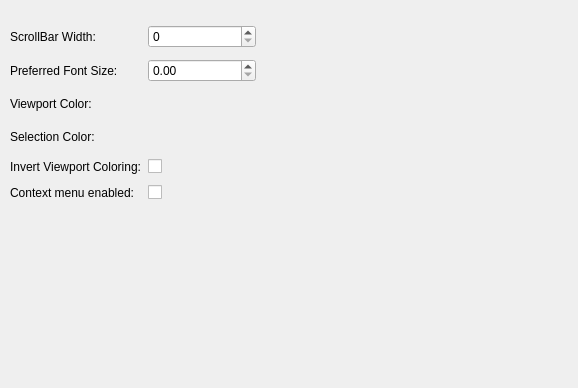
The window that settingsdialog.ui (jsavuoja/qt-creator-coolscroll-plugin) describes before a commit, drawn with Qt 5.
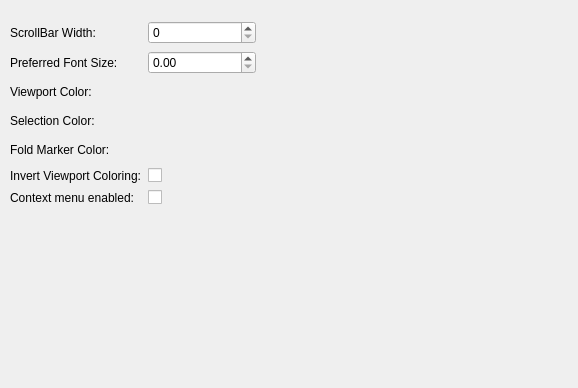
The same window after the commit.

Commit message: Implement fold markers

Diff of the .ui file:
```diff
--- a/settingsdialog.ui
+++ b/settingsdialog.ui
@@ -26,6 +26,13 @@
     </rect>
    </property>
    <layout class="QGridLayout" name="gridLayout">
+    <item row="5" column="1">
+     <widget class="QCheckBox" name="invertViewportColoring">
+      <property name="text">
+       <string/>
+      </property>
+     </widget>
+    </item>
     <item row="0" column="0">
      <widget class="QLabel" name="label">
       <property name="text">
@@ -79,14 +86,14 @@
       </property>
      </widget>
     </item>
-    <item row="5" column="0">
+    <item row="6" column="0">
      <widget class="QLabel" name="label_6">
       <property name="text">
        <string>Context menu enabled:</string>
       </property>
      </widget>
     </item>
-    <item row="5" column="1">
+    <item row="6" column="1">
      <widget class="QCheckBox" name="contextMenuCheckBox">
       <property name="layoutDirection">
        <enum>Qt::LeftToRight</enum>
@@ -106,20 +113,33 @@
     <item row="1" column="1">
      <widget class="QDoubleSpinBox" name="fontSizeSpinBox"/>
     </item>
-    <item row="4" column="1">
-     <widget class="QCheckBox" name="invertViewportColoring">
-      <property name="text">
-       <string/>
-      </property>
-     </widget>
-    </item>
-    <item row="4" column="0">
+    <item row="5" column="0">
      <widget class="QLabel" name="label_5">
       <property name="text">
        <string>Invert Viewport Coloring:</string>
       </property>
      </widget>
     </item>
+    <item row="4" column="0">
+     <widget class="QLabel" name="label_7">
+      <property name="text">
+       <string>Fold Marker Color:</string>
+      </property>
+     </widget>
+    </item>
+    <item row="4" column="1">
+     <widget class="QPushButton" name="foldMarkerColorButton">
+      <property name="autoFillBackground">
+       <bool>true</bool>
+      </property>
+      <property name="text">
+       <string/>
+      </property>
+      <property name="flat">
+       <bool>true</bool>
+      </property>
+     </widget>
+    </item>
    </layout>
   </widget>
  </widget>
```
The commit also changes 5 other files.
